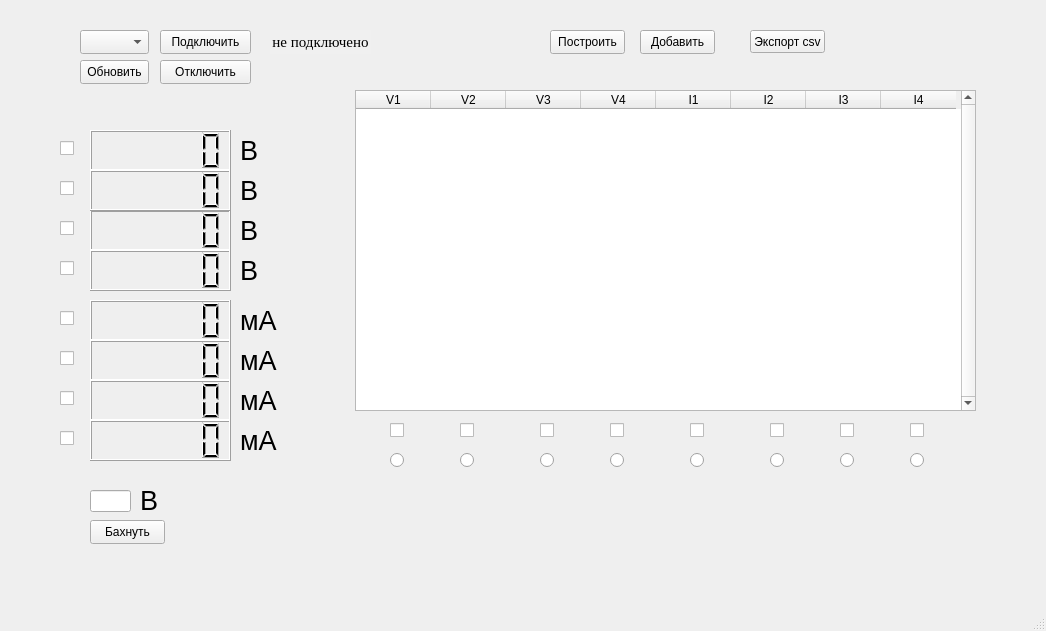
First picture: the form in interface.ui, repository KejLater/lab_stand, before the edit.
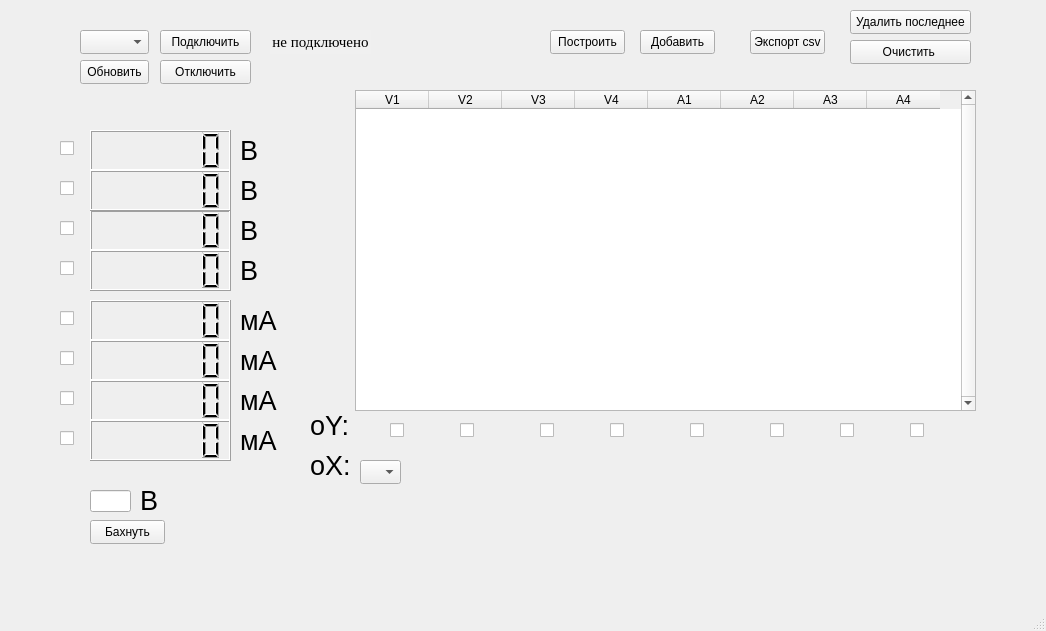
Second picture: the form after the edit.

The edit to the form file:
```diff
--- a/interface.ui
+++ b/interface.ui
@@ -963,6 +963,9 @@
     <property name="dragDropOverwriteMode">
      <bool>false</bool>
     </property>
+    <property name="alternatingRowColors">
+     <bool>true</bool>
+    </property>
     <property name="selectionMode">
      <enum>QAbstractItemView::NoSelection</enum>
     </property>
@@ -975,8 +978,11 @@
     <property name="columnCount">
      <number>8</number>
     </property>
+    <attribute name="horizontalHeaderMinimumSectionSize">
+     <number>73</number>
+    </attribute>
     <attribute name="horizontalHeaderDefaultSectionSize">
-     <number>75</number>
+     <number>73</number>
     </attribute>
     <attribute name="horizontalHeaderShowSortIndicator" stdset="0">
      <bool>false</bool>
@@ -1003,22 +1009,22 @@
     </column>
     <column>
      <property name="text">
-      <string>I1</string>
+      <string>A1</string>
      </property>
     </column>
     <column>
      <property name="text">
-      <string>I2</string>
+      <string>A2</string>
      </property>
     </column>
     <column>
      <property name="text">
-      <string>I3</string>
+      <string>A3</string>
      </property>
     </column>
     <column>
      <property name="text">
-      <string>I4</string>
+      <string>A4</string>
      </property>
     </column>
    </widget>
@@ -1126,110 +1132,6 @@
      <string/>
     </property>
    </widget>
-   <widget class="QRadioButton" name="V1_x">
-    <property name="geometry">
-     <rect>
-      <x>390</x>
-      <y>450</y>
-      <width>16</width>
-      <height>20</height>
-     </rect>
-    </property>
-    <property name="text">
-     <string/>
-    </property>
-   </widget>
-   <widget class="QRadioButton" name="V2_x">
-    <property name="geometry">
-     <rect>
-      <x>460</x>
-      <y>450</y>
-      <width>16</width>
-      <height>20</height>
-     </rect>
-    </property>
-    <property name="text">
-     <string/>
-    </property>
-   </widget>
-   <widget class="QRadioButton" name="V3_x">
-    <property name="geometry">
-     <rect>
-      <x>540</x>
-      <y>450</y>
-      <width>16</width>
-      <height>20</height>
-     </rect>
-    </property>
-    <property name="text">
-     <string/>
-    </property>
-   </widget>
-   <widget class="QRadioButton" name="V4_x">
-    <property name="geometry">
-     <rect>
-      <x>610</x>
-      <y>450</y>
-      <width>16</width>
-      <height>20</height>
-     </rect>
-    </property>
-    <property name="text">
-     <string/>
-    </property>
-   </widget>
-   <widget class="QRadioButton" name="I1_x">
-    <property name="geometry">
-     <rect>
-      <x>690</x>
-      <y>450</y>
-      <width>16</width>
-      <height>20</height>
-     </rect>
-    </property>
-    <property name="text">
-     <string/>
-    </property>
-   </widget>
-   <widget class="QRadioButton" name="I2_x">
-    <property name="geometry">
-     <rect>
-      <x>770</x>
-      <y>450</y>
-      <width>16</width>
-      <height>20</height>
-     </rect>
-    </property>
-    <property name="text">
-     <string/>
-    </property>
-   </widget>
-   <widget class="QRadioButton" name="I3_x">
-    <property name="geometry">
-     <rect>
-      <x>840</x>
-      <y>450</y>
-      <width>16</width>
-      <height>20</height>
-     </rect>
-    </property>
-    <property name="text">
-     <string/>
-    </property>
-   </widget>
-   <widget class="QRadioButton" name="I4_x">
-    <property name="geometry">
-     <rect>
-      <x>910</x>
-      <y>450</y>
-      <width>16</width>
-      <height>20</height>
-     </rect>
-    </property>
-    <property name="text">
-     <string/>
-    </property>
-   </widget>
    <widget class="QLineEdit" name="inputVoltage">
     <property name="geometry">
      <rect>
@@ -1291,13 +1193,87 @@
       <x>750</x>
       <y>30</y>
       <width>75</width>
-      <height>23</height>
+      <height>24</height>
      </rect>
     </property>
     <property name="text">
      <string>Экспорт csv</string>
     </property>
    </widget>
+   <widget class="QPushButton" name="remove_last">
+    <property name="geometry">
+     <rect>
+      <x>850</x>
+      <y>10</y>
+      <width>121</width>
+      <height>24</height>
+     </rect>
+    </property>
+    <property name="text">
+     <string>Удалить последнее</string>
+    </property>
+   </widget>
+   <widget class="QPushButton" name="reset">
+    <property name="geometry">
+     <rect>
+      <x>850</x>
+      <y>40</y>
+      <width>121</width>
+      <height>24</height>
+     </rect>
+    </property>
+    <property name="text">
+     <string>Очистить </string>
+    </property>
+   </widget>
+   <widget class="QComboBox" name="choose_X">
+    <property name="geometry">
+     <rect>
+      <x>360</x>
+      <y>460</y>
+      <width>41</width>
+      <height>24</height>
+     </rect>
+    </property>
+    <property name="font">
+     <font>
+      <pointsize>11</pointsize>
+      <strikeout>false</strikeout>
+     </font>
+    </property>
+   </widget>
+   <widget class="QLabel" name="V1_label_3">
+    <property name="enabled">
+     <bool>true</bool>
+    </property>
+    <property name="geometry">
+     <rect>
+      <x>310</x>
+      <y>450</y>
+      <width>41</width>
+      <height>31</height>
+     </rect>
+    </property>
+    <property name="text">
+     <string>&lt;html&gt;&lt;head/&gt;&lt;body&gt;&lt;p&gt;&lt;span style=&quot; font-size:20pt;&quot;&gt;oX:&lt;/span&gt;&lt;/p&gt;&lt;/body&gt;&lt;/html&gt;</string>
+    </property>
+   </widget>
+   <widget class="QLabel" name="V1_label_4">
+    <property name="enabled">
+     <bool>true</bool>
+    </property>
+    <property name="geometry">
+     <rect>
+      <x>310</x>
+      <y>410</y>
+      <width>41</width>
+      <height>31</height>
+     </rect>
+    </property>
+    <property name="text">
+     <string>&lt;html&gt;&lt;head/&gt;&lt;body&gt;&lt;p&gt;&lt;span style=&quot; font-size:20pt;&quot;&gt;oY:&lt;/span&gt;&lt;/p&gt;&lt;/body&gt;&lt;/html&gt;</string>
+    </property>
+   </widget>
   </widget>
   <widget class="QMenuBar" name="menubar">
    <property name="geometry">
```
Left out of the diff: 11 changed lines with no effect on the pictures.
